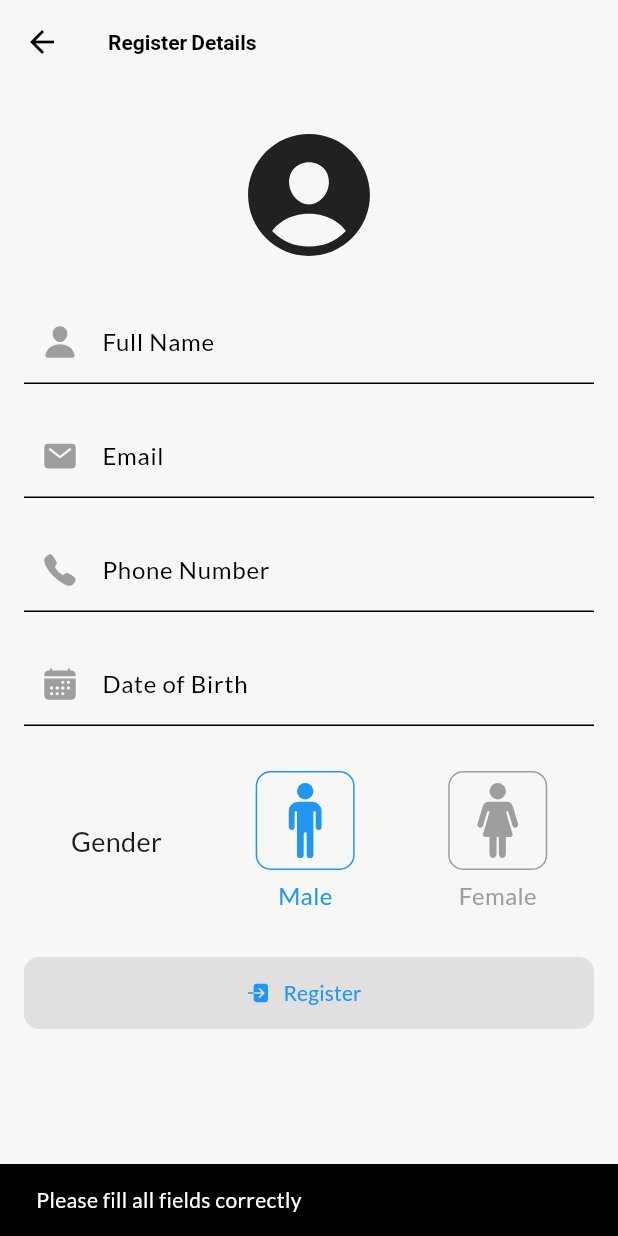
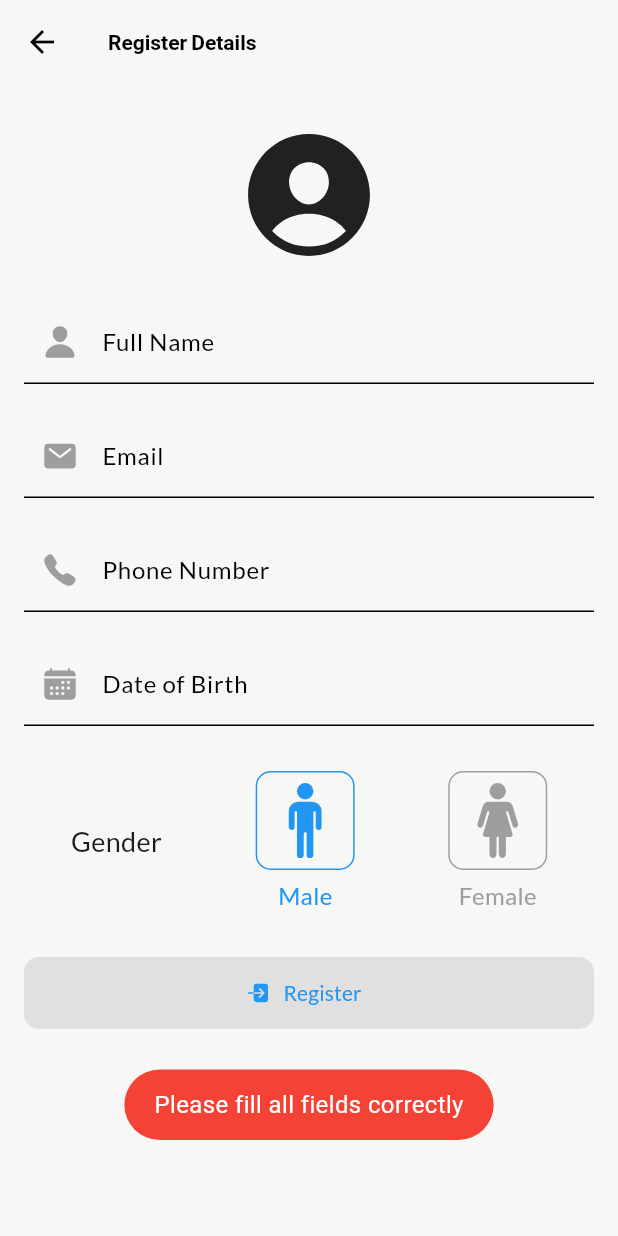
Before and after one commit to CoEAI-SmartCommute/App, a Flutter app: the RegisterScreen screen opened directly, after a tap on "Register", on a phone screen of 412 x 824 dp. Run offline on Flutter 3.47's test engine with Material 3 defaults, Android fonts, the phone set to English and light mode, and no system bars; drawn by our look-alikes of cached_network_image; our stand-ins replace bubble, circular_countdown_timer, cloud_firestore, contacts_service, device_info_plus, dotted_border and 18 more; missing offline and left inert: background_sms, camera_camera, flutter_osm_plugin, flutter_phone_direct_caller, images_picker, shake and 2 more; accounts and stored records are empty; network calls fail.

Commit message:
toast added

```diff
--- a/lib/Theme/theme.dart
+++ b/lib/Theme/theme.dart
@@ -19,7 +19,7 @@ ThemeData lightTheme = ThemeData(
     background: Colors.white,
     primary: Colors.blue,
     secondary: (Colors.grey[200])!,
-    tertiary: Color(0xffEBEBEB),
+    tertiary: const Color(0xffEBEBEB),
     surface: Colors.white,
     onSurface: Colors.black,
   ),
@@ -31,8 +31,9 @@ ThemeData darkTheme = ThemeData(
   appBarTheme: AppBarTheme(
     backgroundColor: Colors.grey[900],
     elevation: 0,
-    titleTextStyle: TextStyle(color: Colors.white, fontWeight: FontWeight.bold),
-    iconTheme: IconThemeData(color: Colors.white),
+    titleTextStyle:
+        const TextStyle(color: Colors.white, fontWeight: FontWeight.bold),
+    iconTheme: const IconThemeData(color: Colors.white),
   ),
   bottomSheetTheme: BottomSheetThemeData(
     backgroundColor: Colors.grey[900],
@@ -41,7 +42,7 @@ ThemeData darkTheme = ThemeData(
     background: Colors.black,
     primary: Colors.blue,
     secondary: (Colors.grey[200])!,
-    tertiary: Color(0xFF303030), // Darker color for tertiary in dark mode
+    tertiary: const Color(0xFF303030), // Darker color for tertiary in dark mode
     surface: Colors.grey,
     onSurface: Colors.black,
   ),
--- /dev/null
+++ b/lib/components/toast/toast.dart
@@ -0,0 +1,32 @@
+import 'package:flutter/material.dart';
+import 'package:fluttertoast/fluttertoast.dart';
+
+Future<bool?> successfulToast(String data) {
+  return Fluttertoast.showToast(
+      msg: data,
+      toastLength: Toast.LENGTH_SHORT,
+      gravity: ToastGravity.BOTTOM,
+      backgroundColor: Colors.green,
+      textColor: Colors.white,
+      fontSize: 16.0);
+}
+
+Future<bool?> errorToast(String data) {
+  return Fluttertoast.showToast(
+      msg: data,
+      toastLength: Toast.LENGTH_SHORT,
+      gravity: ToastGravity.BOTTOM,
+      backgroundColor: Colors.red,
+      textColor: Colors.white,
+      fontSize: 16.0);
+}
+
+Future<bool?> nullToast(String data) {
+  return Fluttertoast.showToast(
+      msg: data,
+      toastLength: Toast.LENGTH_SHORT,
+      gravity: ToastGravity.BOTTOM,
+      backgroundColor: Colors.blue,
+      textColor: Colors.white,
+      fontSize: 16.0);
+}
--- a/lib/login/register.dart
+++ b/lib/login/register.dart
@@ -2,7 +2,9 @@ import 'package:flutter/material.dart';
 import 'package:cached_network_image/cached_network_image.dart';
 import 'package:firebase_auth/firebase_auth.dart';
 import 'package:cloud_firestore/cloud_firestore.dart';
+import 'package:fluttertoast/fluttertoast.dart';
 import 'package:ionicons/ionicons.dart';
+import 'package:smart_commute/components/toast/toast.dart';
 import 'package:smart_commute/login/login.dart';
 import 'package:shared_preferences/shared_preferences.dart';
 import 'package:smart_commute/screens/permission.dart';
@@ -66,26 +68,18 @@ class RegisterScreenState extends State<RegisterScreen> {
 
       try {
         await FirebaseFirestore.instance.collection('users').doc(uid).set(data);
-
         await _saveUserDataLocally(data);
-
-        ScaffoldMessenger.of(context).showSnackBar(
-          const SnackBar(content: Text('Registration successful!')),
-        );
-
+        successfulToast("Registration successful");
+        if (!mounted) return;
         Navigator.pushReplacement(
           context,
           MaterialPageRoute(builder: (context) => const PermissionScreen()),
         );
       } catch (e) {
-        ScaffoldMessenger.of(context).showSnackBar(
-          SnackBar(content: Text('Failed to register: $e')),
-        );
+        errorToast("Failed to register: $e");
       }
     } else {
-      ScaffoldMessenger.of(context).showSnackBar(
-        const SnackBar(content: Text('Please fill all fields correctly')),
-      );
+      errorToast("Please fill all fields correctly");
     }
   }
 
--- a/lib/screens/chat.dart
+++ b/lib/screens/chat.dart
@@ -4,6 +4,7 @@ import 'package:flutter_chat_ui/flutter_chat_ui.dart';
 import 'package:flutter_chat_types/flutter_chat_types.dart' as types;
 import 'package:flutter_dotenv/flutter_dotenv.dart';
 import 'package:http/http.dart' as http;
+import 'package:smart_commute/components/toast/toast.dart';
 import 'dart:convert';
 import 'package:uuid/uuid.dart';
 import 'package:bubble/bubble.dart';
@@ -178,7 +179,6 @@ class ChatScreenState extends State<ChatScreen> {
   }
 
   void _showErrorMessage(String message) {
-    final snackBar = SnackBar(content: Text(message));
-    ScaffoldMessenger.of(context).showSnackBar(snackBar);
+    errorToast(message);
   }
 }
--- a/pubspec.yaml
+++ b/pubspec.yaml
@@ -76,6 +76,7 @@ dependencies:
   bubble: ^1.2.1
   shake: ^2.2.0
   group_button: ^5.3.4
+  fluttertoast: ^8.2.6
 
 
 dev_dependencies:
```
Also changed, not shown: lib/components/profile/addfriend.dart (+5 -6 lines), lib/components/profile/friends.dart (+3 -9 lines), lib/components/savelocation/savelocform.dart (+6 -12 lines), lib/screens/report.dart (+7 -31 lines), lib/screens/savedlocation.dart (+7 -0 lines), pubspec.lock.
